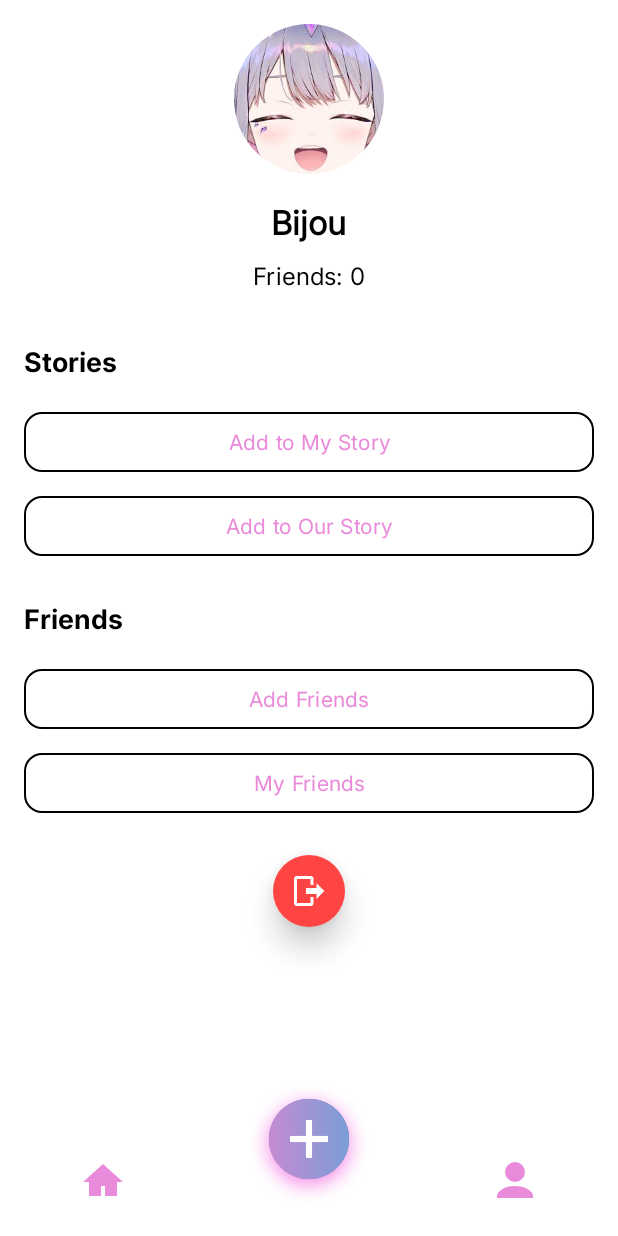
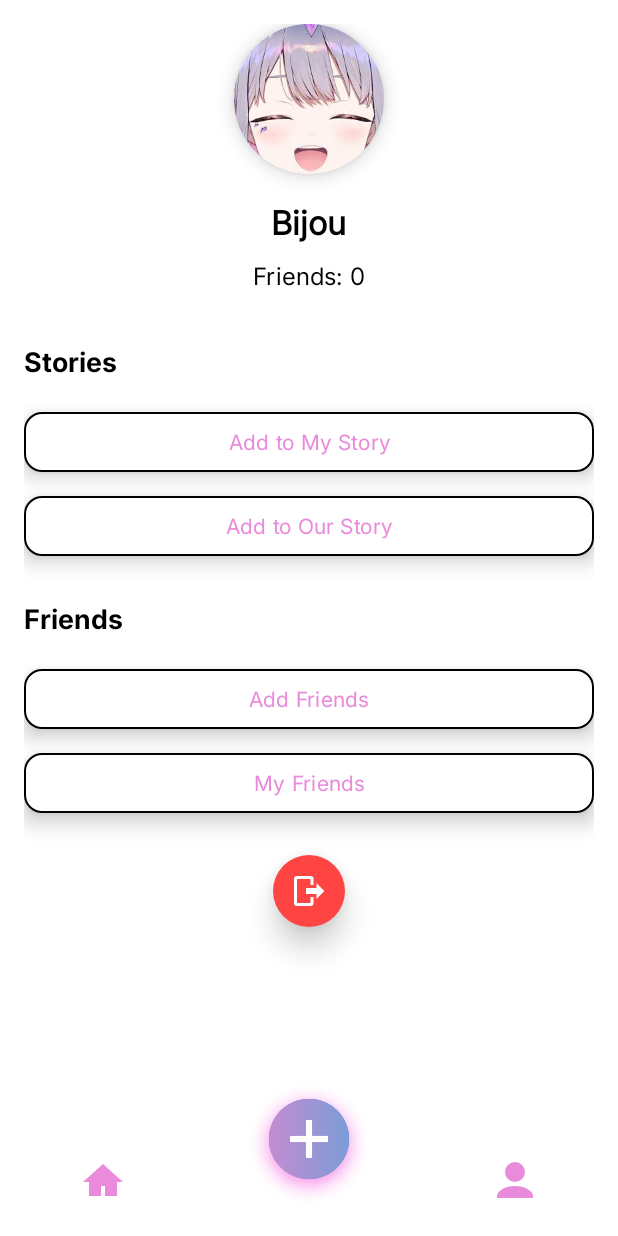
Before and after one commit to sgraa/localink-fp-mobile, an Android app: the MainActivity screen opened directly, with no data from a screen before it, on a phone screen of 412 x 824 dp. Run offline under Robolectric (Android 15) with nearby library versions, the phone set to English and light mode, and no system bars; our stand-ins replace Firebase (no records; nobody signed in at launch, a user with empty details on screens opened directly).

Commit message:
added shadows for the profile part

```diff
--- a/app/src/main/res/layout/activity_main.xml
+++ b/app/src/main/res/layout/activity_main.xml
@@ -15,13 +15,17 @@
         android:padding="16dp"
         android:layout_above="@id/navigation_bar">
 
-        <!-- Profile Image -->
+        <!-- Profile Image with Shadow -->
         <com.google.android.material.imageview.ShapeableImageView
             android:id="@+id/profileImageView"
             android:layout_width="100dp"
             android:layout_height="100dp"
             android:layout_gravity="center"
             android:src="@drawable/bijou_image"
+            android:elevation="8dp"
+            app:strokeWidth="0dp"
+            app:strokeColor="@android:color/transparent"
+            app:cardElevation="8dp"
             app:shapeAppearanceOverlay="@style/CircularImage" />
 
         <!-- Username -->
@@ -72,7 +76,8 @@
             app:backgroundTint="@android:color/white"
             app:strokeColor="@android:color/black"
             app:strokeWidth="1dp"
-            android:elevation="12dp"
+            android:elevation="8dp"
+            android:stateListAnimator="@null"
             app:shapeAppearanceOverlay="@style/ShapeAppearance.App.Corner" />
 
         <com.google.android.material.button.MaterialButton
@@ -86,7 +91,8 @@
             app:backgroundTint="@android:color/white"
             app:strokeColor="@android:color/black"
             app:strokeWidth="1dp"
-            android:elevation="12dp"
+            android:elevation="8dp"
+            android:stateListAnimator="@null"
             app:shapeAppearanceOverlay="@style/ShapeAppearance.App.Corner" />
 
         <!-- Friends Section -->
@@ -112,7 +118,8 @@
             app:backgroundTint="@android:color/white"
             app:strokeColor="@android:color/black"
             app:strokeWidth="1dp"
-            android:elevation="12dp"
+            android:elevation="8dp"
+            android:stateListAnimator="@null"
             app:shapeAppearanceOverlay="@style/ShapeAppearance.App.Corner" />
 
         <com.google.android.material.button.MaterialButton
@@ -126,7 +133,8 @@
             app:backgroundTint="@android:color/white"
             app:strokeColor="@android:color/black"
             app:strokeWidth="1dp"
-            android:elevation="12dp"
+            android:elevation="8dp"
+            android:stateListAnimator="@null"
             app:shapeAppearanceOverlay="@style/ShapeAppearance.App.Corner" />
 
         <ImageButton
```
